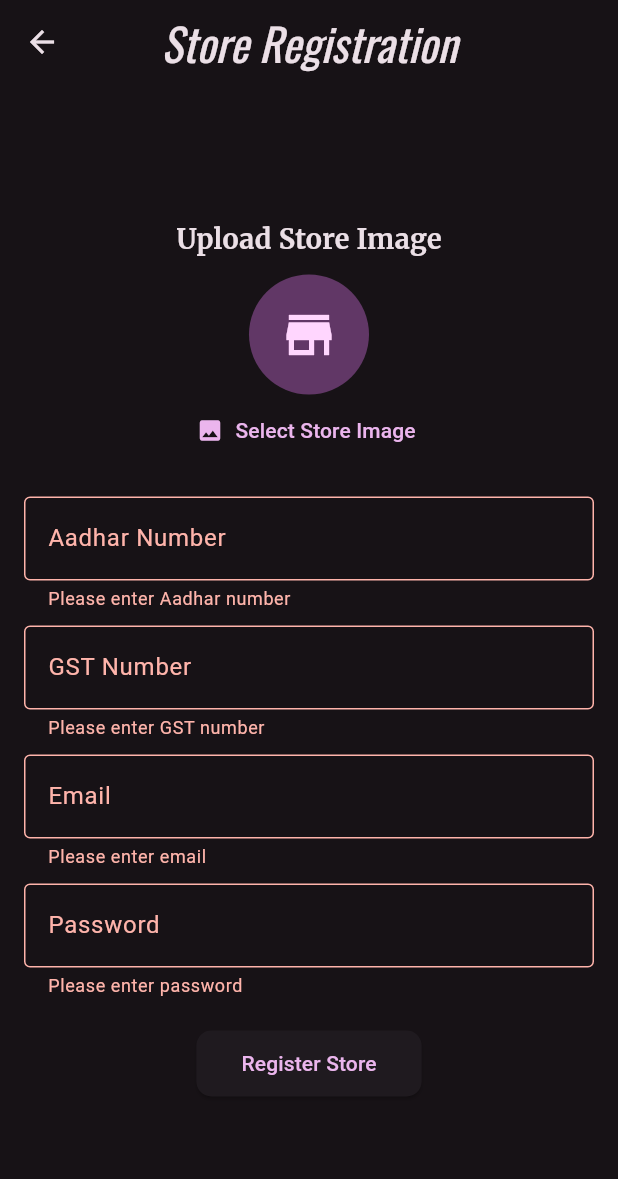
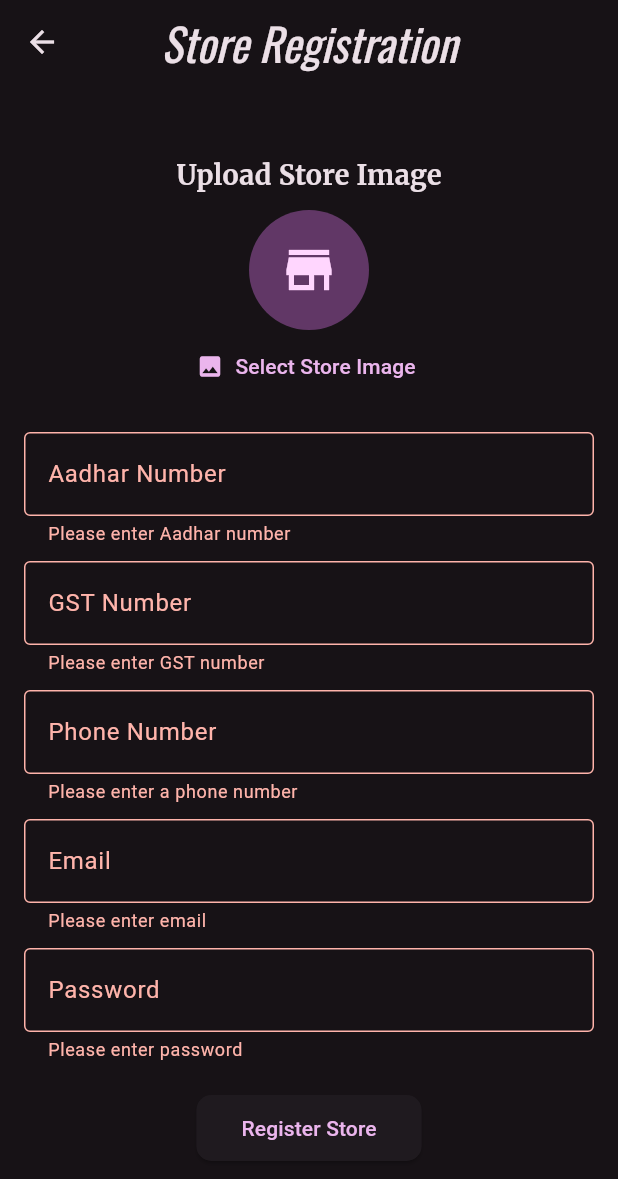
Before and after one commit to rhtmahour/go90Stores, a Flutter app: the StoreRegistration screen opened directly, after a tap on "Register Store", on a phone screen of 412 x 824 dp. Shown: the top 1179 px of the screen. Run offline on Flutter 3.47's test engine with Material 3 defaults, Android fonts, the phone set to English and light mode, and no system bars; our stand-ins replace cloud_firestore, csv, file_picker, firebase_auth, firebase_core, firebase_database and 3 more; accounts and stored records are empty.

Commit message:
code on date 22-01-2025

```diff
--- a/lib/store_registration.dart
+++ b/lib/store_registration.dart
@@ -19,6 +19,7 @@ class _StoreRegistrationState extends State<StoreRegistration> {
   final TextEditingController _gstController = TextEditingController();
   final TextEditingController _emailController = TextEditingController();
   final TextEditingController _passwordController = TextEditingController();
+  final TextEditingController _phoneController = TextEditingController();
 
   void _setImage(File pickedImage) {
     setState(() {
@@ -49,6 +50,7 @@ class _StoreRegistrationState extends State<StoreRegistration> {
         'storeId': uniqueStoreId,
         'aadharNumber': _aadharController.text,
         'gstNumber': _gstController.text,
+        'phone': _phoneController.text,
         'email': _emailController.text,
         'password': _passwordController.text,
         'storeImage': 'Uploaded Image URL or Path',
@@ -127,6 +129,24 @@ class _StoreRegistrationState extends State<StoreRegistration> {
                   ),
                   const SizedBox(height: 10),
                   TextFormField(
+                    controller: _phoneController,
+                    decoration: const InputDecoration(
+                      labelText: 'Phone Number',
+                      border: OutlineInputBorder(),
+                    ),
+                    validator: (value) {
+                      if (value == null || value.isEmpty) {
+                        return 'Please enter a phone number';
+                      }
+                      // Check if the phone number contains only digits and is of a valid length
+                      if (!RegExp(r'^\d{10,15}$').hasMatch(value)) {
+                        return 'Please enter a valid phone number';
+                      }
+                      return null;
+                    },
+                  ),
+                  const SizedBox(height: 10),
+                  TextFormField(
                     controller: _emailController,
                     decoration: const InputDecoration(
                       labelText: 'Email',
```
Also changed, not shown: lib/productcard.dart (+11 -0 lines).
